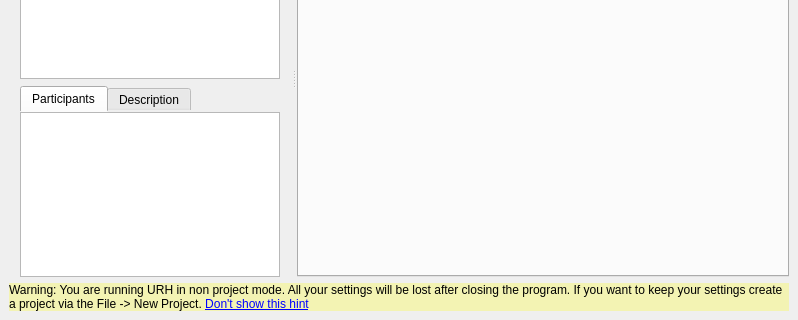
Above: ui/main.ui from jopohl/urh before the change; both pictures show x 0 to 798 and y 149 to 469 of the 798 by 469 pixel window. Below: the same form after it.
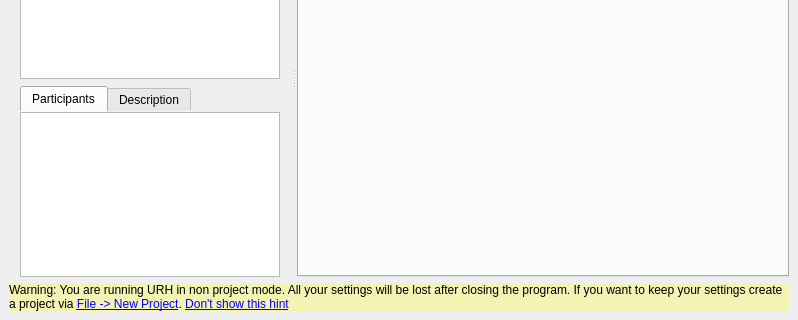
That is the form after the change. Icons and pictures are not drawn. Custom widgets are drawn as their Qt base class.

Commit message: add link to new project dialog

```diff
--- a/ui/main.ui
+++ b/ui/main.ui
@@ -307,7 +307,7 @@
        <string notr="true">background: rgba(255,255,0,64)</string>
       </property>
       <property name="text">
-       <string>&lt;html&gt;&lt;head/&gt;&lt;body&gt;&lt;p&gt;Warning: You are running URH in non project mode. All your settings will be lost after closing the program. If you want to keep your settings create a project via the File -&amp;gt; New Project.  &lt;a href=&quot;dont_show_non_project_again&quot;&gt;&lt;span style=&quot; text-decoration: underline; color:#0000ff;&quot;&gt;Don't show this hint&lt;/span&gt;&lt;/a&gt;&lt;/p&gt;&lt;/body&gt;&lt;/html&gt;</string>
+       <string>&lt;html&gt;&lt;head/&gt;&lt;body&gt;&lt;p&gt;Warning: You are running URH in non project mode. All your settings will be lost after closing the program. If you want to keep your settings create a project via &lt;a href=&quot;open_new_project_dialog&quot;&gt;&lt;span style=&quot; text-decoration: underline; color:#0000ff;&quot;&gt;File -&amp;gt; New Project&lt;/span&gt;&lt;/a&gt;. &lt;a href=&quot;dont_show_non_project_again&quot;&gt;&lt;span style=&quot; text-decoration: underline; color:#0000ff;&quot;&gt;Don't show this hint&lt;/span&gt;&lt;/a&gt;&lt;/p&gt;&lt;/body&gt;&lt;/html&gt;</string>
       </property>
       <property name="wordWrap">
        <bool>true</bool>
```
The commit also changes 2 other files.
